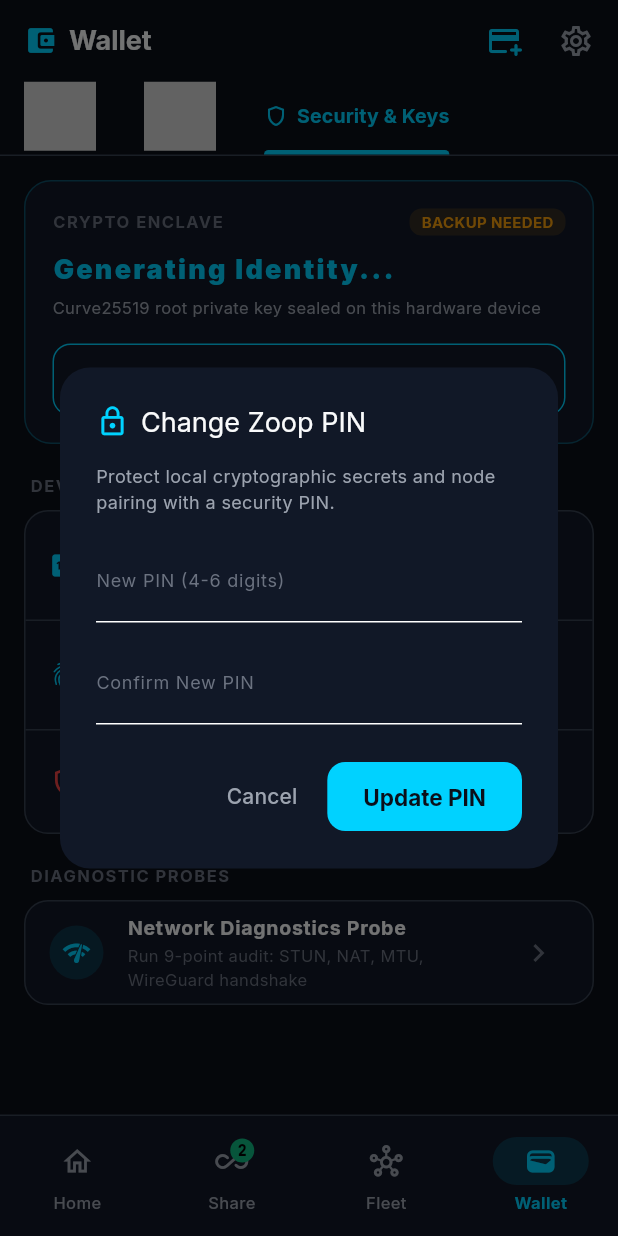
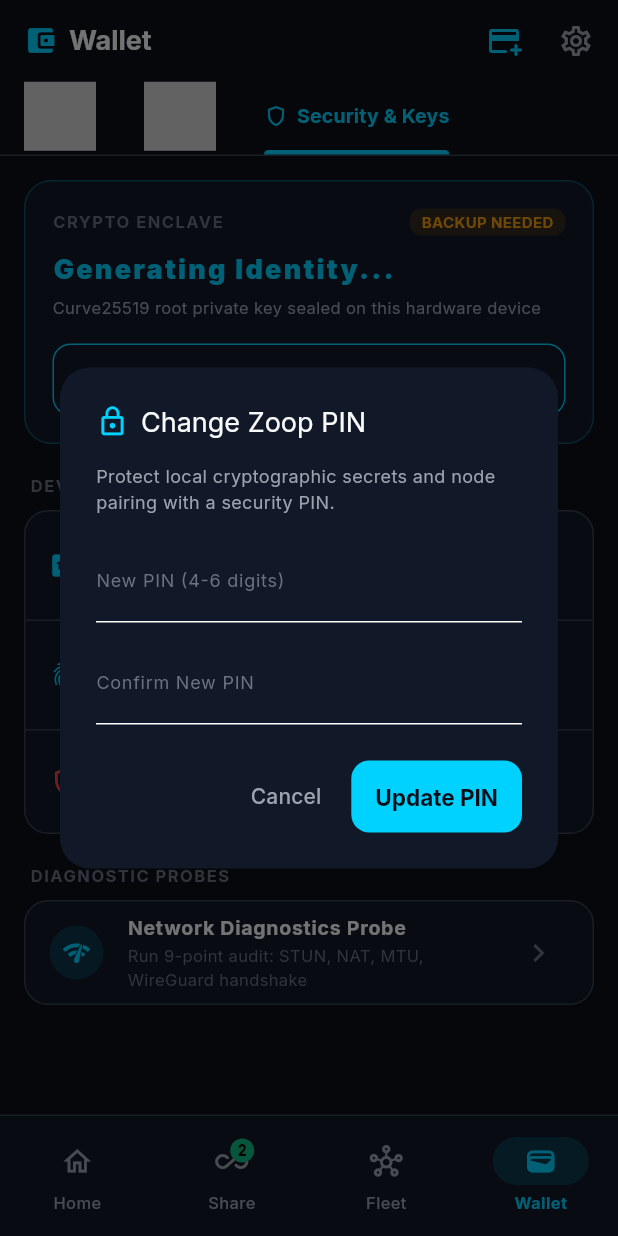
Before and after one commit to zoop-internet/zoopspot, a Flutter app: the WalletScreen screen opened by its route, tab 3 chosen, after a tap on "Security PIN", on a phone screen of 412 x 824 dp. Run offline on Flutter 3.47's test engine with Material 3 defaults, Android fonts, the phone set to English and light mode, and no system bars; our stand-ins replace flutter_riverpod, flutter_secure_storage, go_router, google_fonts; missing offline and left inert: cryptography; accounts and stored records are empty; statements that could not run were skipped.

Commit message:
refactor(mobile): enhance accessibility, touch target constraints, and screen reader semantics on settings screen

```diff
--- a/mobile/lib/features/settings/presentation/widgets/pin_change_dialog.dart
+++ b/mobile/lib/features/settings/presentation/widgets/pin_change_dialog.dart
@@ -98,17 +98,32 @@
         ],
       ),
       actions: [
-        TextButton(
+        Semantics(
+          button: true,
+          label: 'Cancel PIN change',
+          child: ConstrainedBox(
+            constraints: const BoxConstraints(minHeight: 48, minWidth: 64),
+            child: TextButton(
               onPressed: () => Navigator.of(context).pop(),
               child: const Text('Cancel', style: TextStyle(color: ZoopColors.textSecondary)),
             ),
-        ElevatedButton(
+          ),
+        ),
+        Semantics(
+          button: true,
+          label: 'Update PIN',
+          child: ConstrainedBox(
+            constraints: const BoxConstraints(minHeight: 48, minWidth: 100),
+            child: ElevatedButton(
               onPressed: _submit,
               style: ElevatedButton.styleFrom(
                 backgroundColor: ZoopColors.primaryCyan,
                 foregroundColor: ZoopColors.background,
+                padding: const EdgeInsets.symmetric(horizontal: 16, vertical: 12),
               ),
               child: const Text('Update PIN', style: TextStyle(fontWeight: FontWeight.bold)),
+            ),
+          ),
         ),
       ],
     );
```
Also changed, not shown: mobile/lib/features/settings/presentation/screens/settings_screen.dart (+49 -8 lines), mobile/lib/features/settings/presentation/widgets/privacy_disclosure_sheet.dart (+8 -1 lines). Lines whose indentation alone changed are shown as unchanged.
